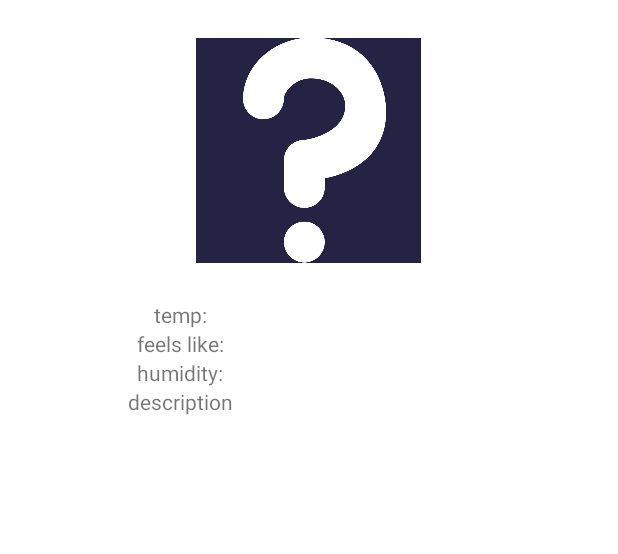
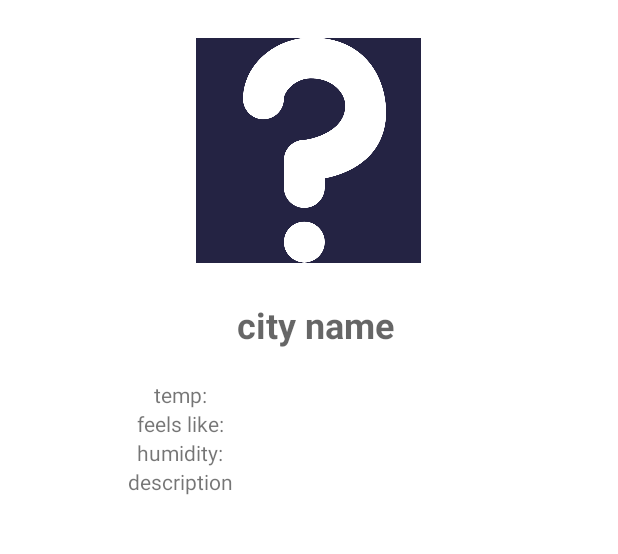
Before and after one commit to seyyedAlirezaGhazanfari/WeatherApp, an Android app: the DescriptionActivity screen opened directly, with no data from a screen before it, on a phone screen of 412 x 824 dp, the part 113-667 px from its top. Run offline under Robolectric (Android 15) with nearby library versions, the phone set to English and light mode, and no system bars.

Commit message:
some improvements

```diff
--- a/app/src/main/java/com/example/weatherapp/DescriptionActivity.java
+++ b/app/src/main/java/com/example/weatherapp/DescriptionActivity.java
@@ -3,6 +3,7 @@ package com.example.weatherapp;
 import android.content.Intent;
 import android.os.Bundle;
 import android.widget.ImageView;
+import android.widget.RelativeLayout;
 import android.widget.TextView;
 
 import androidx.annotation.Nullable;
@@ -14,6 +15,8 @@ public class DescriptionActivity extends AppCompatActivity {
     TextView humidityView;
     TextView descriptionView;
     ImageView icon;
+    RelativeLayout cityNameLayout;
+    TextView cityNameView;
 
     @Override
     protected void onCreate(@Nullable Bundle savedInstanceState) {
@@ -24,16 +27,20 @@ public class DescriptionActivity extends AppCompatActivity {
         feelsLikeView = findViewById(R.id.descFeelTempView);
         humidityView = findViewById(R.id.descHumidityView);
         descriptionView = findViewById(R.id.descriptionView);
+        cityNameLayout = findViewById(R.id.citynameLayoutId);
+        cityNameView = cityNameLayout.findViewById(R.id.cityNameDesId);
         Intent intent = getIntent();
         int iconResourceID = intent.getIntExtra("iconDesc", R.drawable.finding);
         String temperature = intent.getStringExtra("tempDesc");
         String feelsLike = intent.getStringExtra("feelsLikeDesc");
         String humidity = intent.getStringExtra("humidityDesc");
         String description = intent.getStringExtra("description");
+        String cityName = intent.getStringExtra("cityName");
         icon.setImageResource(iconResourceID);
         tempView.setText(temperature);
         feelsLikeView.setText(feelsLike);
         humidityView.setText(humidity);
         descriptionView.setText(description);
+        cityNameView.setText(cityName);
     }
 }
--- a/app/src/main/java/com/example/weatherapp/fragments/WeatherFragment.java
+++ b/app/src/main/java/com/example/weatherapp/fragments/WeatherFragment.java
@@ -84,7 +84,10 @@ public class WeatherFragment extends Fragment implements RecyclerviewAdapter.OnN
     @Override
     public void onCreate(Bundle savedInstanceState) {
         super.onCreate(savedInstanceState);
-
+        //Check if a Loader is running, if it is, reconnect to it
+        if(getActivity().getSupportLoaderManager().getLoader(0)!=null){
+            getActivity().getSupportLoaderManager().initLoader(0,null,this);
+        }
     }
 
     long delay = 5000; // 1 seconds after user stops typing
@@ -138,7 +141,7 @@ public class WeatherFragment extends Fragment implements RecyclerviewAdapter.OnN
         public void afterTextChanged(final Editable s) {
             if (s.length() > 0) {
                 last_text_edit = System.currentTimeMillis();
-                handler.postDelayed(coordinate_input_finish_checker, 1);
+                handler.postDelayed(coordinate_input_finish_checker, delay);
             } else {
 
             }
@@ -170,7 +173,7 @@ public class WeatherFragment extends Fragment implements RecyclerviewAdapter.OnN
         public void afterTextChanged(final Editable s) {
             if (s.length() > 0) {
                 last_text_edit = System.currentTimeMillis();
-                handler.postDelayed(input_finish_checker, 1);
+                handler.postDelayed(input_finish_checker, delay);
             } else {
 
             }
@@ -269,6 +272,7 @@ public class WeatherFragment extends Fragment implements RecyclerviewAdapter.OnN
         //int resourceID = Integer.parseInt(icon.getTag().toString());
 
         WeatherResult weatherResult = WeatherResult.results.get(position);
+        intent.putExtra("cityName", weatherResult.getCityName());
         int resourceID = getResources().getIdentifier(weatherResult.getMicon(), "drawable", requireActivity().getPackageName());
         intent.putExtra("iconDesc", resourceID);
         intent.putExtra("tempDesc", String.valueOf(weatherResult.getTemp()));
--- a/app/src/main/res/layout/activity_description.xml
+++ b/app/src/main/res/layout/activity_description.xml
@@ -22,6 +22,25 @@
         android:layout_gravity="center"
         tools:srcCompat="@drawable/finding" />
 
+
+    <RelativeLayout
+        android:id="@+id/citynameLayoutId"
+        android:layout_width="match_parent"
+        android:layout_height="53dp">
+
+        <TextView
+            android:id="@+id/cityNameDesId"
+            android:layout_width="241dp"
+            android:layout_height="54dp"
+            android:layout_alignParentStart="true"
+            android:layout_alignParentEnd="true"
+            android:layout_marginStart="89dp"
+            android:layout_marginEnd="81dp"
+            android:hint="city name"
+            android:textAlignment="center"
+            android:textSize="24sp"
+            android:textStyle="bold" />
+    </RelativeLayout>
 
     <TableLayout
         android:id="@+id/tableLayout1"
```
